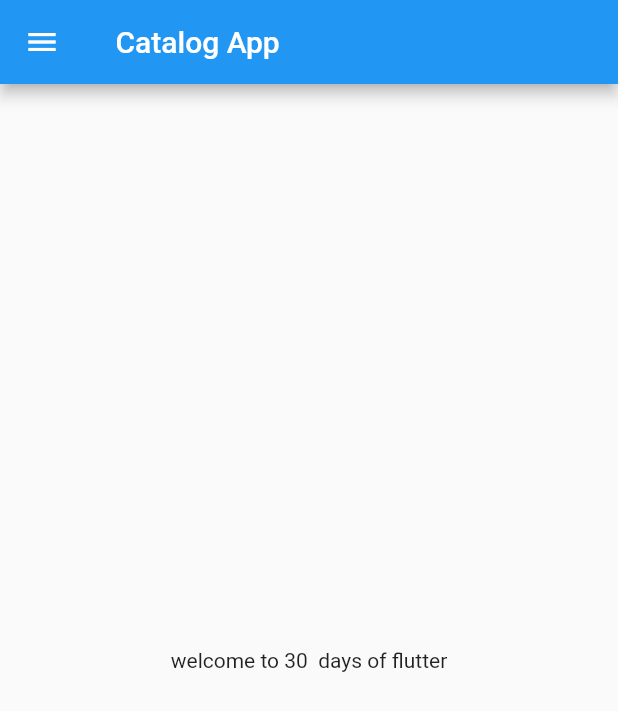
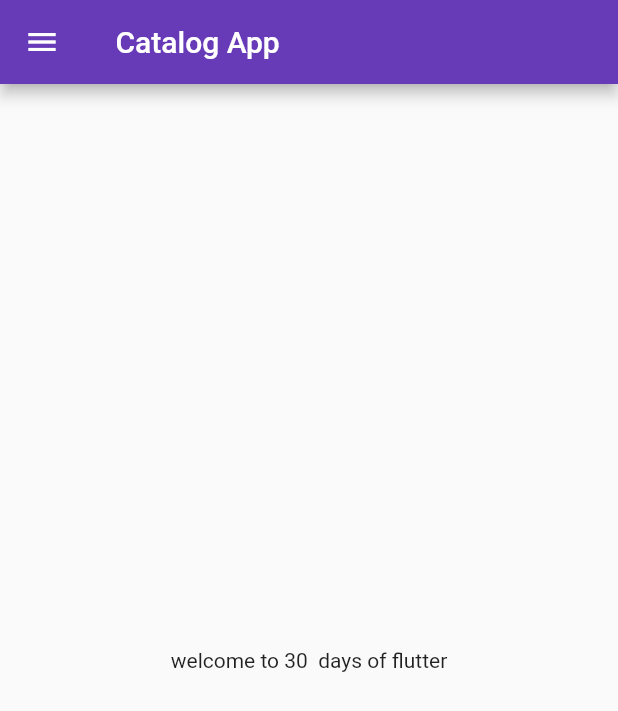
Before and after one commit to wasimhaider55/30DaysOfFlutter, a Flutter app: the screen it shows after launch, on a phone screen of 412 x 824 dp. Shown: the top 711 px of the screen. Run offline on Flutter 3.47's test engine with Material 2 defaults, Android fonts, the phone set to English and light mode, and no system bars.

Commit message:
day 3 completed

```diff
--- a/lib/main.dart
+++ b/lib/main.dart
@@ -1,5 +1,6 @@
 import 'package:flutter/material.dart';
-import 'package:flutter_application_1/home_page.dart';
+import 'package:flutter_application_1/login_page.dart';
+import 'package:flutter_application_1/pages/home_page.dart';
 
 void main() {
   runApp(Myapp());
@@ -10,8 +11,16 @@ class Myapp extends StatelessWidget {
 
   @override
   Widget build(BuildContext context) {
-    return  MaterialApp(
-      home: HomePage(),
+    return MaterialApp(
+      themeMode: ThemeMode.light,
+      theme: ThemeData(primarySwatch: Colors.deepPurple),
+      darkTheme: ThemeData(brightness: Brightness.dark),
+      initialRoute: "/home",
+      routes: {
+        "/": (context) => LoginPage(),
+        "/home": (context) => HomePage(),
+        "/login": (context) => LoginPage(),
+      },
     );
   }
 }
```
Also changed, not shown: lib/login_page.dart (added, +21 -0 lines), lib/pages/home_page.dart (renamed from lib/home_page.dart).
